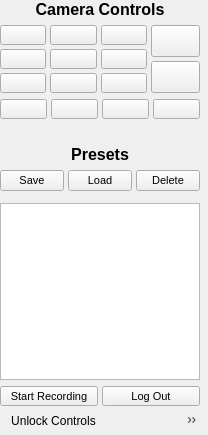
Old version of the form src/ptz-controls.ui in the repository sc0000/hfmdd-video-system.
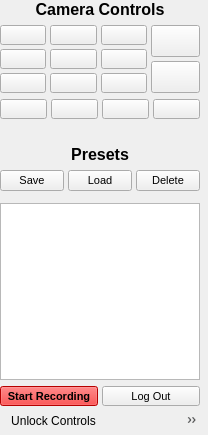
New version of the form. Icons and pictures are not drawn. Custom widgets are drawn as their Qt base class.

Commit message: thresholds for date and time

Patch:
```diff
--- a/src/ptz-controls.ui
+++ b/src/ptz-controls.ui
@@ -691,10 +691,11 @@
             <property name="font">
              <font>
               <pointsize>8</pointsize>
+              <bold>true</bold>
              </font>
             </property>
             <property name="styleSheet">
-             <string notr="true">font-size: 8pt;</string>
+             <string notr="true">font-size: 8pt; background-color: red;</string>
             </property>
             <property name="text">
              <string>Start Recording</string>
```
The commit also changes 1 other file.
